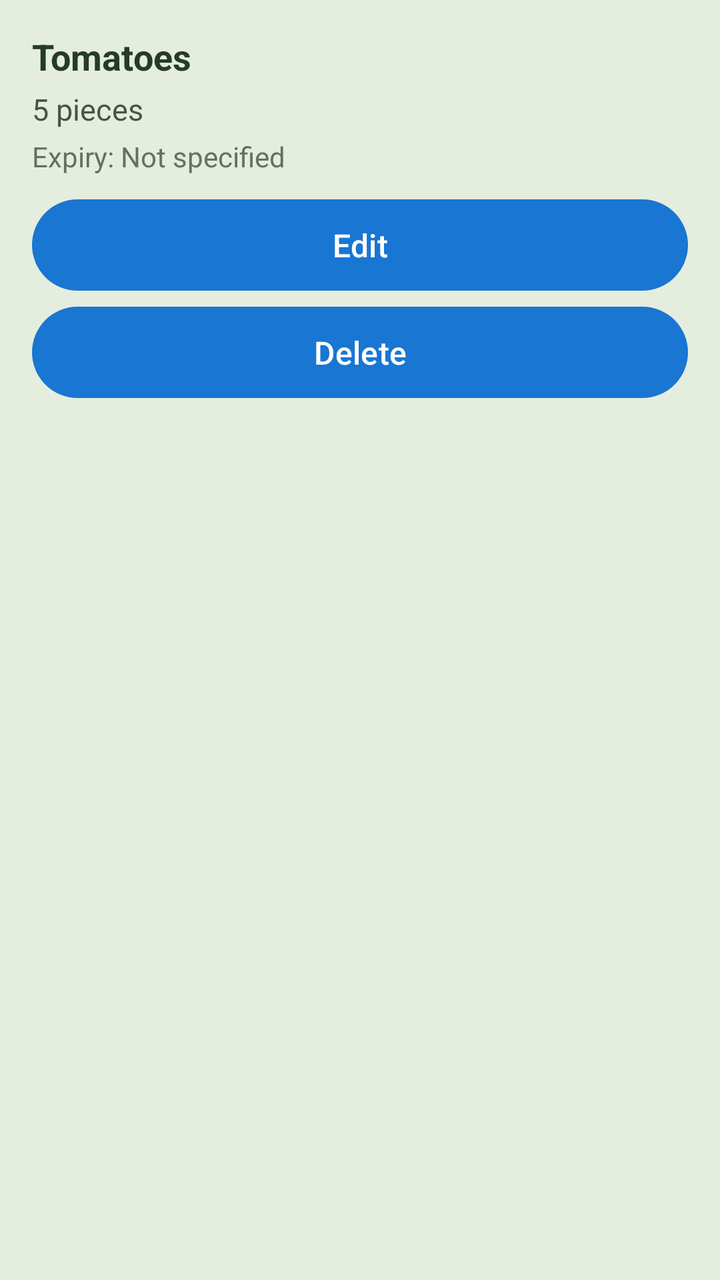
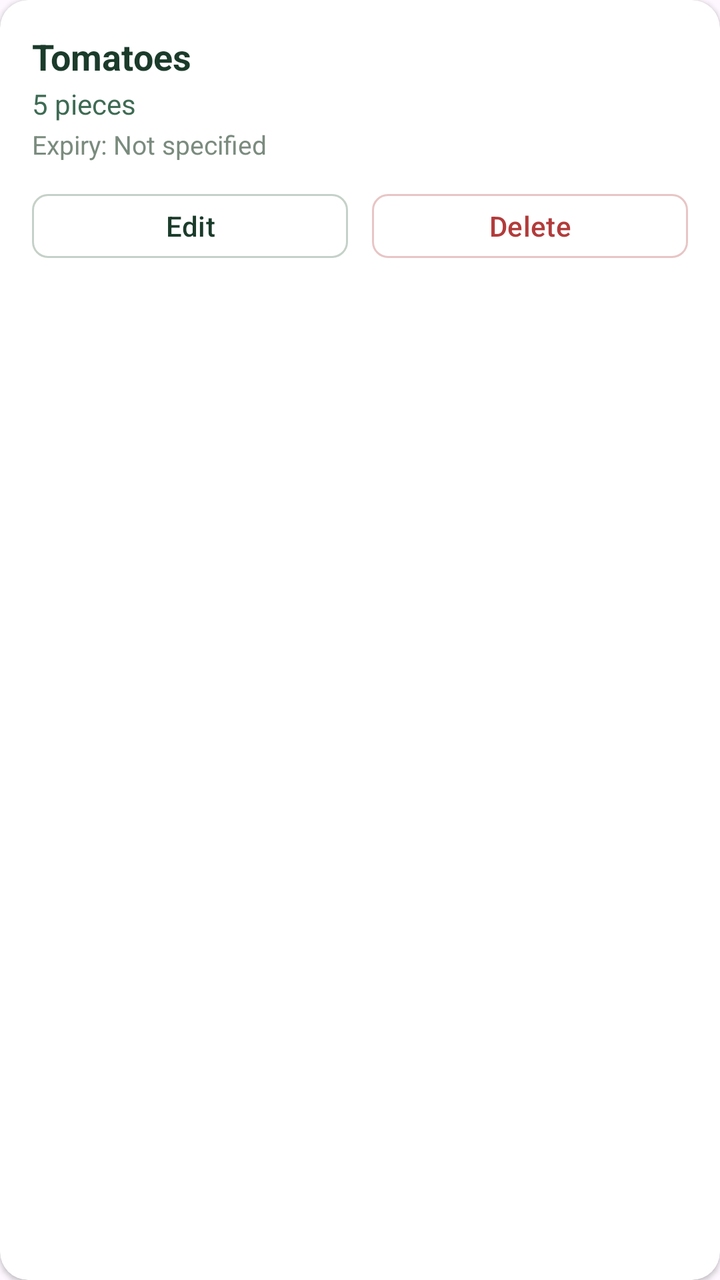

Before-and-after screenshots of an Android layout around one commit, followed by the original layout XML and the change that was made.
<!-- AndroidManifest.xml: application theme Theme.SmartPantryManager -->
<!-- res/layout/item_pantry.xml -->
<?xml version="1.0" encoding="utf-8"?>
<LinearLayout xmlns:android="http://schemas.android.com/apk/res/android"
    android:layout_width="match_parent"
    android:layout_height="wrap_content"
    android:orientation="vertical"
    android:padding="16dp"
    android:layout_marginBottom="10dp"
    android:background="#E5EDDF">

    <TextView
        android:id="@+id/tvIngredientName"
        android:layout_width="match_parent"
        android:layout_height="wrap_content"
        android:text="Tomatoes"
        android:textColor="#243B2A"
        android:textSize="18sp"
        android:textStyle="bold" />

    <TextView
        android:id="@+id/tvIngredientQuantity"
        android:layout_width="match_parent"
        android:layout_height="wrap_content"
        android:layout_marginTop="4dp"
        android:text="5 pieces"
        android:textColor="#455448"
        android:textSize="15sp" />

    <TextView
        android:id="@+id/tvIngredientExpiry"
        android:layout_width="match_parent"
        android:layout_height="wrap_content"
        android:layout_marginTop="4dp"
        android:text="Expiry: Not specified"
        android:textColor="#647067"
        android:textSize="14sp" />

    <Button
        android:id="@+id/btnEditIngredient"
        android:layout_width="match_parent"
        android:layout_height="wrap_content"
        android:layout_marginTop="8dp"
        android:text="Edit" />

    <Button
        android:id="@+id/btnDeleteIngredient"
        android:layout_width="match_parent"
        android:layout_height="wrap_content"
        android:text="Delete" />

</LinearLayout>
<!-- resources referenced by this layout -->
<resources>
  <style name="Theme.SmartPantryManager" parent="Base.Theme.SmartPantryManager" />
  <style name="Base.Theme.SmartPantryManager" parent="Theme.Material3.DayNight.NoActionBar">
          <item name="colorPrimary">#1976D2</item>
          <item name="colorOnPrimary">#FFFFFF</item>
          <item name="materialButtonStyle">@style/AppButton</item>
      </style>
  <style name="AppButton" parent="Widget.Material3.Button">
          <item name="cornerRadius">24dp</item>
          <item name="android:textSize">16sp</item>
          <item name="android:paddingTop">12dp</item>
          <item name="android:paddingBottom">12dp</item>
      </style>
</resources>

<!-- the commit's change to res/layout/item_pantry.xml (unified diff, before → after) -->
@@ -1,50 +1,96 @@
 <?xml version="1.0" encoding="utf-8"?>
-<LinearLayout xmlns:android="http://schemas.android.com/apk/res/android"
+<androidx.cardview.widget.CardView xmlns:android="http://schemas.android.com/apk/res/android"
+    xmlns:app="http://schemas.android.com/apk/res-auto"
     android:layout_width="match_parent"
     android:layout_height="wrap_content"
-    android:orientation="vertical"
-    android:padding="16dp"
-    android:layout_marginBottom="10dp"
-    android:background="#E5EDDF">
+    android:layout_marginBottom="12dp"
+    app:cardCornerRadius="14dp"
+    app:cardElevation="1.5dp"
+    app:cardUseCompatPadding="false"
+    app:cardBackgroundColor="#FFFFFF">
 
-    <TextView
-        android:id="@+id/tvIngredientName"
+    <LinearLayout
         android:layout_width="match_parent"
         android:layout_height="wrap_content"
-        android:text="Tomatoes"
-        android:textColor="#243B2A"
-        android:textSize="18sp"
-        android:textStyle="bold" />
+        android:orientation="vertical"
+        android:padding="16dp">
 
-    <TextView
-        android:id="@+id/tvIngredientQuantity"
-        android:layout_width="match_parent"
-        android:layout_height="wrap_content"
-        android:layout_marginTop="4dp"
-        android:text="5 pieces"
-        android:textColor="#455448"
-        android:textSize="15sp" />
+        <LinearLayout
+            android:layout_width="match_parent"
+            android:layout_height="wrap_content"
+            android:orientation="horizontal"
+            android:gravity="center_vertical">
 
-    <TextView
-        android:id="@+id/tvIngredientExpiry"
-        android:layout_width="match_parent"
-        android:layout_height="wrap_content"
-        android:layout_marginTop="4dp"
-        android:text="Expiry: Not specified"
-        android:textColor="#647067"
-        android:textSize="14sp" />
+            <LinearLayout
+                android:layout_width="0dp"
+                android:layout_height="wrap_content"
+                android:layout_weight="1"
+                android:orientation="vertical">
 
-    <Button
-        android:id="@+id/btnEditIngredient"
-        android:layout_width="match_parent"
-        android:layout_height="wrap_content"
-        android:layout_marginTop="8dp"
-        android:text="Edit" />
+                <TextView
+                    android:id="@+id/tvIngredientName"
+                    android:layout_width="match_parent"
+                    android:layout_height="wrap_content"
+                    android:text="Tomatoes"
+                    android:textColor="#1B3B2B"
+                    android:textSize="18sp"
+                    android:textStyle="bold" />
 
-    <Button
-        android:id="@+id/btnDeleteIngredient"
-        android:layout_width="match_parent"
-        android:layout_height="wrap_content"
-        android:text="Delete" />
+                <TextView
+                    android:id="@+id/tvIngredientQuantity"
+                    android:layout_width="match_parent"
+                    android:layout_height="wrap_content"
+                    android:layout_marginTop="2dp"
+                    android:text="5 pieces"
+                    android:textColor="#3E6B54"
+                    android:textSize="14sp" />
 
-</LinearLayout>
+                <TextView
+                    android:id="@+id/tvIngredientExpiry"
+                    android:layout_width="match_parent"
+                    android:layout_height="wrap_content"
+                    android:layout_marginTop="2dp"
+                    android:text="Expiry: Not specified"
+                    android:textColor="#7A8B7E"
+                    android:textSize="13sp" />
+            </LinearLayout>
+
+        </LinearLayout>
+
+        
+        <LinearLayout
+            android:layout_width="match_parent"
+            android:layout_height="wrap_content"
+            android:orientation="horizontal"
+            android:layout_marginTop="12dp">
+
+            <Button
+                android:id="@+id/btnEditIngredient"
+                style="?attr/materialButtonOutlinedStyle"
+                android:layout_width="0dp"
+                android:layout_height="40dp"
+                android:layout_weight="1"
+                android:text="Edit"
+                android:textColor="#1B3B2B"
+                android:textSize="14sp"
+                app:strokeColor="#C5D1C8"
+                app:cornerRadius="8dp"
+                android:layout_marginEnd="6dp" />
+
+            <Button
+                android:id="@+id/btnDeleteIngredient"
+                style="?attr/materialButtonOutlinedStyle"
+                android:layout_width="0dp"
+                android:layout_height="40dp"
+                android:layout_weight="1"
+                android:text="Delete"
+                android:textColor="#B23B3B"
+                android:textSize="14sp"
+                app:strokeColor="#E8C5C5"
+                app:cornerRadius="8dp"
+                android:layout_marginStart="6dp" />
+
+        </LinearLayout>
+
+    </LinearLayout>
+</androidx.cardview.widget.CardView>
